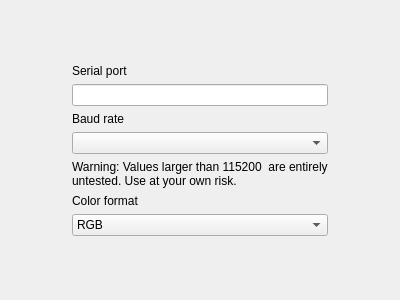
Old version of the form Software/src/wizard/ConfigureDevicePage.ui in the repository woodenshark/Lightpack.
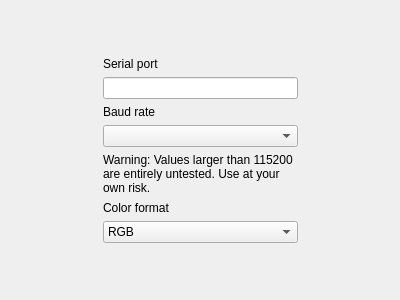
New version of the form.

Commit message: Fix truncated baud rate warning text

Patch:
```diff
--- a/Software/src/wizard/ConfigureDevicePage.ui
+++ b/Software/src/wizard/ConfigureDevicePage.ui
@@ -136,9 +136,18 @@
        </item>
        <item row="6" column="1">
         <widget class="QLabel" name="label">
+         <property name="minimumSize">
+          <size>
+           <width>195</width>
+           <height>26</height>
+          </size>
+         </property>
          <property name="text">
           <string>Warning: Values larger than 115200  are entirely untested. Use at your own risk.</string>
          </property>
+         <property name="alignment">
+          <set>Qt::AlignLeading|Qt::AlignLeft|Qt::AlignTop</set>
+         </property>
          <property name="wordWrap">
           <bool>true</bool>
          </property>
```
